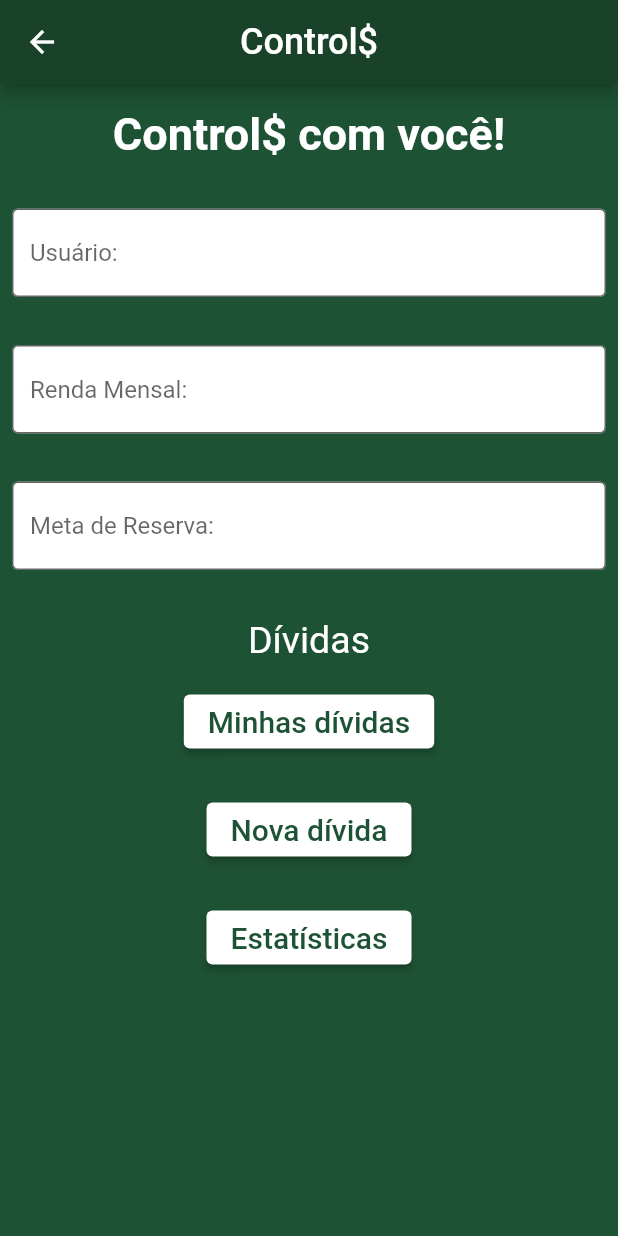
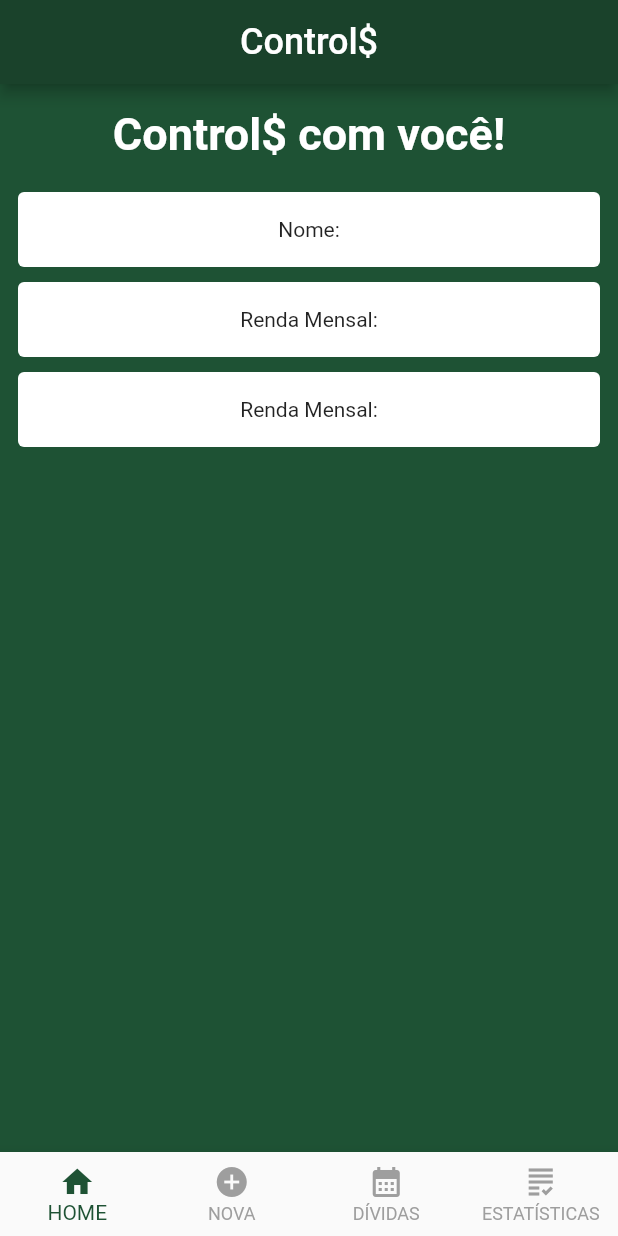
Before and after one commit to joellensilva/controlador-de-financas, a Flutter app: the screen it shows after launch, after a tap on "Entrar", on a phone screen of 412 x 824 dp. Run offline on Flutter 3.47's test engine with Material 2 defaults, Android fonts, the phone set to English and light mode, and no system bars.

Commit message:
Adicionando o BottomNavigationBar e a HomePage

```diff
--- /dev/null
+++ b/flutter_application_1/lib/home_page.dart
@@ -0,0 +1,69 @@
+import 'package:flutter_application_1/terceira_page.dart';
+import 'package:flutter_application_1/quarta_page.dart';
+import 'package:flutter_application_1/quinta_page.dart';
+import 'package:flutter_application_1/sexta_page.dart';
+import 'package:flutter/material.dart';
+
+class HomePage extends StatefulWidget {
+  const HomePage({Key? key}) : super(key: key);
+
+  @override
+  _HomePageState createState() => _HomePageState();
+}
+
+class _HomePageState extends State<HomePage> {
+  int selectedIndex = 0;
+  List<Widget> pages = [
+    const TerceiraPage(),
+    const QuartaPage(),
+    const QuintaPage(),
+    const SextaPage(),
+  ];
+
+  @override
+  Widget build(BuildContext context) {
+    return Scaffold(
+      appBar: AppBar(
+        centerTitle: true,
+        backgroundColor: Color(0xFF1A422B),
+        title: const Text(
+          'Control\$',
+          style: TextStyle(fontSize: 24),
+        ),
+        automaticallyImplyLeading: false,
+      ),
+      backgroundColor: Color(0xFF1E5234),
+      body: pages[selectedIndex],
+      bottomNavigationBar: BottomNavigationBar(
+        onTap: (value) {
+          setState(() {
+            selectedIndex = value;
+          });
+        },
+        type: BottomNavigationBarType.fixed,
+        currentIndex: selectedIndex,
+        showUnselectedLabels: true,
+        unselectedItemColor: Colors.grey,
+        selectedItemColor: Color(0xFF1E5234),
+        items: const [
+          BottomNavigationBarItem(
+            icon: Icon(Icons.home),
+            label: 'HOME',
+          ),
+          BottomNavigationBarItem(
+            icon: Icon(Icons.add_circle),
+            label: 'NOVA',
+          ),
+          BottomNavigationBarItem(
+            icon: Icon(Icons.calendar_month),
+            label: 'DÍVIDAS',
+          ),
+          BottomNavigationBarItem(
+            icon: Icon(Icons.grading_sharp),
+            label: 'ESTATÍSTICAS',
+          ),
+        ],
+      ),
+    );
+  }
+}
--- a/flutter_application_1/lib/quarta_page.dart
+++ b/flutter_application_1/lib/quarta_page.dart
@@ -1,5 +1,7 @@
 import 'package:flutter/material.dart';
 import 'package:flutter_application_1/terceira_page.dart';
+
+import 'home_page.dart';
 
 class QuartaPage extends StatefulWidget {
   const QuartaPage({ Key? key }) : super(key: key);
@@ -9,19 +11,11 @@ class QuartaPage extends StatefulWidget {
 }
 
 class _QuartaPageState extends State<QuartaPage> {
+  int selectedIndex = 0;
   @override
   Widget build(BuildContext context) {
     return Scaffold(
-      appBar: AppBar(
-        centerTitle: true,
-        backgroundColor: Color(0xFF1A422B),
-        title: Text(
-          'Control\$',
-          style: TextStyle(fontSize: 24),
-        ),
-      ),
       backgroundColor: Color(0xFF1E5234),
-
       body: Column(
         crossAxisAlignment: CrossAxisAlignment.center,
         children: <Widget>[
@@ -109,7 +103,7 @@ class _QuartaPageState extends State<QuartaPage> {
                               context,
                               MaterialPageRoute(
                                 builder: (context) {
-                                  return const TerceiraPage();
+                                  return const HomePage();
                                 },
                               ),);
                           },
--- a/flutter_application_1/lib/quinta_page.dart
+++ b/flutter_application_1/lib/quinta_page.dart
@@ -11,14 +11,6 @@ class _QuintaPageState extends State<QuintaPage> {
   @override
   Widget build(BuildContext context) {
     return Scaffold(
-      appBar: AppBar(
-        centerTitle: true,
-        backgroundColor: Color(0xFF1A422B),
-        title: Text(
-          'Control\$',
-          style: TextStyle(fontSize: 24),
-        ),
-      ),
       backgroundColor: Color(0xFF1E5234),
       body: Padding(
         padding: const EdgeInsets.all(16.0),
--- a/flutter_application_1/lib/segunda_page.dart
+++ b/flutter_application_1/lib/segunda_page.dart
@@ -1,6 +1,8 @@
 import 'package:flutter/material.dart';
 import 'package:flutter/rendering.dart';
 import 'package:flutter_application_1/terceira_page.dart';
+
+import 'home_page.dart';
 
 class SegundaPage extends StatefulWidget {
   const SegundaPage({ Key? key }) : super(key: key);
@@ -20,6 +22,7 @@ class _SegundaPageState extends State<SegundaPage> {
           'Control\$',
           style: TextStyle(fontSize: 24),
         ),
+        automaticallyImplyLeading: false,
       ),
       backgroundColor: Color(0xFF1E5234),
       body: Padding (
@@ -73,7 +76,7 @@ class _SegundaPageState extends State<SegundaPage> {
                               context,
                               MaterialPageRoute(
                                 builder: (context) {
-                                  return const TerceiraPage();
+                                  return const HomePage();
                                 },
                               ),);
                           },
--- a/flutter_application_1/lib/sexta_page.dart
+++ b/flutter_application_1/lib/sexta_page.dart
@@ -11,14 +11,6 @@ class _SextaPageState extends State<SextaPage> {
   @override
   Widget build(BuildContext context) {
     return Scaffold(
-      appBar: AppBar(
-        centerTitle: true,
-        backgroundColor: Color(0xFF1A422B),
-        title: Text(
-          'Control\$',
-          style: TextStyle(fontSize: 24),
-        ),
-      ),
       backgroundColor: Color(0xFF1E5234),
       body: Padding(
         padding: const EdgeInsets.all(16.0),
--- a/flutter_application_1/lib/terceira_page.dart
+++ b/flutter_application_1/lib/terceira_page.dart
@@ -11,23 +11,17 @@ class TerceiraPage extends StatefulWidget {
 }
 
 class _TerceiraPageState extends State<TerceiraPage> {
+  int selectedIndex = 0;
+
   @override
   Widget build(BuildContext context) {
     return Scaffold(
-      appBar: AppBar(
-        centerTitle: true,
-        backgroundColor: Color(0xFF1A422B),
-        title: Text(
-          'Control\$',
-          style: TextStyle(fontSize: 24),
-        ),
-      ),
       backgroundColor: Color(0xFF1E5234),
       body: Column(
         crossAxisAlignment: CrossAxisAlignment.center,
-        children: <Widget>[
+        children: const <Widget>[
 
-          const Padding(
+          Padding(
             padding:  EdgeInsets.symmetric(horizontal: 8, vertical: 16),
             child: Text(
               "Control\$ com você!",
@@ -40,123 +34,98 @@ class _TerceiraPageState extends State<TerceiraPage> {
             ),
           ),
 
-          const Padding(
-            padding:  EdgeInsets.symmetric(horizontal: 8, vertical: 16),
-            child: TextField(
-              decoration: InputDecoration(
-                border: OutlineInputBorder(),
-                hintText: 'Usuário:',
-                filled: true,
-                fillColor: Colors.white,
+          Padding(
+            padding: EdgeInsets.symmetric(horizontal: 8, vertical: 1),
+            child: Card(
+              elevation: 0,
+              color: Colors.white,
+              child: SizedBox(
+                width: 1000,
+                height: 50,
+                child: Center(child: Text('Nome:')),
+              ),
+            ),
+          ),
+          Padding(
+            padding: EdgeInsets.symmetric(horizontal: 8, vertical: 1),
+            child: Card(
+              elevation: 0,
+              color: Colors.white,
+              child: SizedBox(
+                width: 1000,
+                height: 50,
+                child: Center(child: Text('Renda Mensal:')),
+              ),
+            ),
+          ),
+          Padding(
+            padding: EdgeInsets.symmetric(horizontal: 8, vertical: 1),
+            child: Card(
+              elevation: 0,
+              color: Colors.white,
+              child: SizedBox(
+                width: 1000,
+                height: 50,
+                child: Center(child: Text('Renda Mensal:')),
               ),
             ),
           ),
 
-          const Padding(
-            padding: EdgeInsets.symmetric(horizontal: 8, vertical: 16),
-            child: TextField(
-              decoration: InputDecoration(
-                border: OutlineInputBorder(),
-                hintText: 'Renda Mensal:',
-                filled: true,
-                fillColor: Colors.white,
+          /*
+          Container(
+            decoration: BoxDecoration(
+              color: Colors.white,
+              borderRadius: BorderRadius.circular(8),
+            ),
+            padding: const EdgeInsets.all(8),
+            child: const Text(
+              "Nome:",
+              textAlign: TextAlign.left,
+              style: TextStyle(
+                fontSize: 30,
+                color: Colors.white,
+                fontWeight: FontWeight.bold,
               ),
             ),
           ),
 
-          const Padding(
-            padding: EdgeInsets.symmetric(horizontal: 8, vertical: 16),
-            child: TextField(
-              decoration: InputDecoration(
-                border: OutlineInputBorder(),
-                hintText: 'Meta de Reserva:',
-                filled: true,
-                fillColor: Colors.white,
+          Container(
+            decoration: BoxDecoration(
+              color: Colors.white,
+              borderRadius: BorderRadius.circular(8),
+            ),
+            padding: const EdgeInsets.all(8),
+            child: const Text(
+              "Renda mensal:",
+              textAlign: TextAlign.left,
+              style: TextStyle(
+                fontSize: 30,
+                color: Colors.white,
+                fontWeight: FontWeight.bold,
               ),
             ),
           ),
 
-          const Padding(
-            padding: EdgeInsets.symmetric(horizontal: 8, vertical: 16),
-            child: Text(
-              "Dívidas",
+          Container(
+            decoration: BoxDecoration(
+              color: Colors.white,
+              borderRadius: BorderRadius.circular(8),
+            ),
+            padding: const EdgeInsets.all(8),
+            child: const Text(
+              "Meta de reserva:",
               textAlign: TextAlign.left,
               style: TextStyle(
-                fontSize: 25,
-                color: Colors.white
+                fontSize: 30,
+                color: Colors.white,
+                fontWeight: FontWeight.bold,
               ),
             ),
           ),
-                        ElevatedButton(
-                          onPressed: () {
-                            Navigator.push(
-                              context,
-                              MaterialPageRoute(
-                                builder: (context) {
-                                  return const QuintaPage();
-                                },
-                              ),);
-                          },
-                          child: const Text(
-                            'Minhas dívidas',
-                            style: TextStyle(
-                              fontSize: 20,
-                              color: Color(0xFF1E5234),
-                            ),
-                          ),
-                          style: ElevatedButton.styleFrom(
-                            primary: Colors.white,
+          */
 
-
-                          ),
-                        ),
-                        const SizedBox(height: 24),
-                        ElevatedButton(
-                          onPressed: () {
-                            Navigator.push(
-                              context,
-                              MaterialPageRoute(
-                                builder: (context) {
-                                  return const QuartaPage();
-                                },
-                              ),);
-                          },
-                          child: const Text(
-                            'Nova dívida',
-                            style: TextStyle(
-                              fontSize: 20,
-                              color: Color(0xFF1E5234),
-                            ),
-                          ),
-                          style: ElevatedButton.styleFrom(
-                            primary: Colors.white,
-                          ),
-                        ),
-                        const SizedBox(height: 24),
-                        ElevatedButton(
-                          onPressed: () {
-                            Navigator.push(
-                              context,
-                              MaterialPageRoute(
-                                builder: (context) {
-                                  return const SextaPage();
-                                },
-                              ),);
-                          },
-                          child: const Text(
-                            'Estatísticas',
-                            style: TextStyle(
-                              fontSize: 20,
-                              color: Color(0xFF1E5234),
-                            ),
-                          ),
-                          style: ElevatedButton.styleFrom(
-                            primary: Colors.white,
-                          ),
-                        )
         ]
       ),
     );
   }
-
 }
```
Also changed, not shown: flutter_application_1/pubspec.lock, 2 other files.
